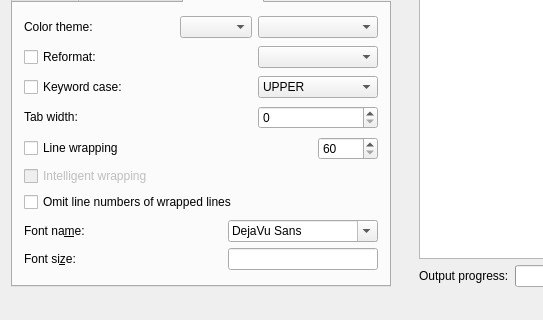
Before: the Qt Designer form src/gui-qt/mainwindow.ui in tajmone/highlight, drawn with Qt 5; both pictures show x 0 to 543 and y 540 to 860 of the 957 by 860 pixel window.
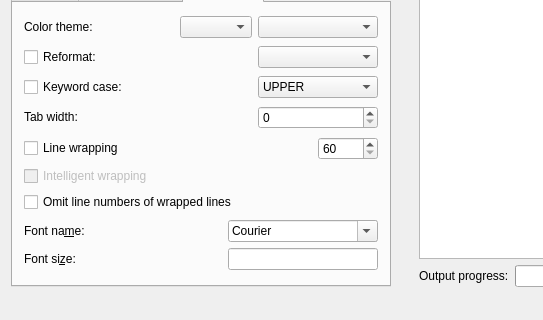
After: the same form once the commit is applied. The open tabs and pages were chosen to show the change. Icons and pictures are not drawn.

```diff
--- a/src/gui-qt/mainwindow.ui
+++ b/src/gui-qt/mainwindow.ui
@@ -2353,9 +2353,12 @@
              <property name="toolTip">
               <string>Select or enter the font name. HTML supports a list of fonts, separated with comma.</string>
              </property>
+             <property name="fontFilters">
+              <set>QFontComboBox::MonospacedFonts</set>
+             </property>
              <property name="currentFont">
               <font>
-               <family>DejaVu Sans</family>
+               <family>cursor.pcf</family>
               </font>
              </property>
             </widget>
```
Left out of the diff: 2 changed lines with no effect on the pictures.
